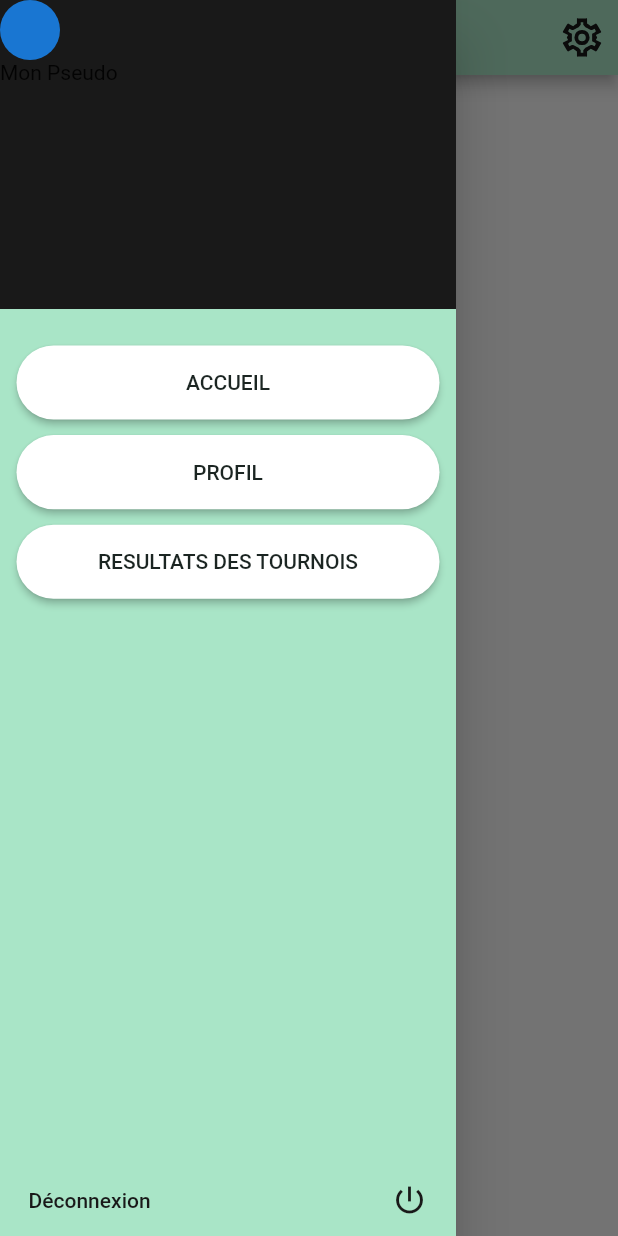
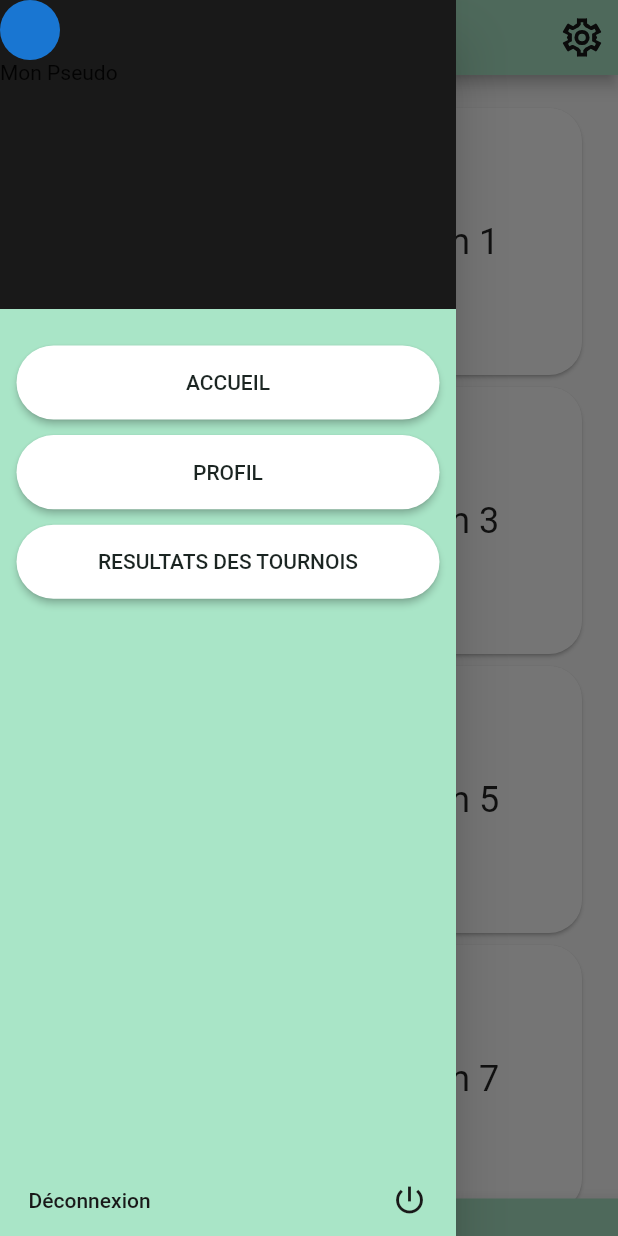
Before and after one commit to AlexandreMaillot/O-Spawn-Cup, a Flutter app: the ListCup screen opened directly with empty values, with the side drawer open, on a phone screen of 412 x 824 dp. Run offline on Flutter 3.47's test engine with Material 2 defaults, Android fonts, the phone set to English and light mode, and no system bars; our stand-ins replace cloud_firestore, firebase_auth, firebase_core, flutter_svg, google_sign_in; missing offline and left inert: flutter_facebook_auth; accounts and stored records are empty.

```diff
--- a/lib/constant.dart
+++ b/lib/constant.dart
@@ -4,7 +4,7 @@ import 'package:o_spawn_cup/model/card_game.dart';
 import 'package:o_spawn_cup/model/game_name.dart';
 
 Color colorTheme = const Color(0xffA9E5C7);
-Color colorBackgroundTheme = Color(0xff191919);
+Color colorBackgroundTheme = const Color(0xff191919);
 
 
 List<CardGame> listCardGame = [
--- a/lib/view/list_cup.dart
+++ b/lib/view/list_cup.dart
@@ -1,6 +1,8 @@
 import 'package:flutter/material.dart';
+import 'package:flutter_svg/svg.dart';
 import 'package:o_spawn_cup/CustomsWidgets/custom_app_bar.dart';
 import 'package:o_spawn_cup/CustomsWidgets/custom_drawer.dart';
+import 'package:o_spawn_cup/constant.dart';
 import 'package:o_spawn_cup/model/game_name.dart';
 
 class ListCup extends StatefulWidget {
@@ -13,15 +15,66 @@ class ListCup extends StatefulWidget {
 }
 
 class _ListCupState extends State<ListCup> {
+  final GlobalKey<ScaffoldState> _globalKey = GlobalKey<ScaffoldState>();
   @override
   Widget build(BuildContext context) {
     Size screenSize = MediaQuery.of(context).size;
     return Scaffold(
+      key: _globalKey,
       drawer: CustomDrawer(screenSize: screenSize),
       appBar: const CustomAppBar(),
+      bottomNavigationBar: this._buildBottomAppBar(context),
       body: Container(
+        padding: const EdgeInsets.only(left: 20,right: 20,top: 18),
+        child: GridView.count(
+          // Create a grid with 2 columns. If you change the scrollDirection to
+          // horizontal, this produces 2 rows.
+          crossAxisCount: 2,
+          // Generate 100 widgets that display their index in the List.
+          children: List.generate(100, (index) {
+            return Card(
+              shape: RoundedRectangleBorder(
+                borderRadius: BorderRadius.circular(22),
+              ),
+              child: Center(
+                child: Text(
+                  'Item $index',
+                  style: Theme.of(context).textTheme.headline5,
+                ),
+              ),
+            );
+          }),
+        ),
+      ),
+      floatingActionButton: FloatingActionButton(
+        elevation: 0,
+        backgroundColor: colorTheme,
+        child: SvgPicture.asset(
+        "assets/images/parameterIcon.svg",
+        height: 30,
+        width: 30,
+      ),
+        onPressed: () {
+          _globalKey.currentState!.showBottomSheet((context) => Container(
+            child: Text("é"),
+            height: screenSize.height * 0.4,
+            width: screenSize.width,
+            color: colorTheme,
+          ));
+        },
+      ),
+      floatingActionButtonLocation: FloatingActionButtonLocation.centerDocked,
 
-        child: Text(widget.gameName.toString()),
+    );
+  }
+  BottomAppBar _buildBottomAppBar(BuildContext context) {
+    return BottomAppBar(
+      // shape: const CircularNotchedRectangle(),
+      color: colorTheme,
+      child: Row(
+        children: <Widget>[
+          Container(height: 25,)
+        ],
       ),
     );
   }
--- a/pubspec.yaml
+++ b/pubspec.yaml
@@ -34,9 +34,9 @@ dependencies:
   # The following adds the Cupertino Icons font to your application.
   # Use with the CupertinoIcons class for iOS style icons.
   cupertino_icons: ^1.0.4
-  firebase_core: ^1.10.5
-  firebase_auth: ^3.3.3
-  cloud_firestore: ^3.1.4
+  firebase_core: ^1.10.6
+  firebase_auth: ^3.3.4
+  cloud_firestore: ^3.1.5
   provider: ^6.0.1
   flutter_svg: ^1.0.0
   flutter_facebook_auth: ^3.5.7
```
Also changed, not shown: assets/images/parameterIcon.svg (added), assets/images/parametreIcon.svg (deleted).
